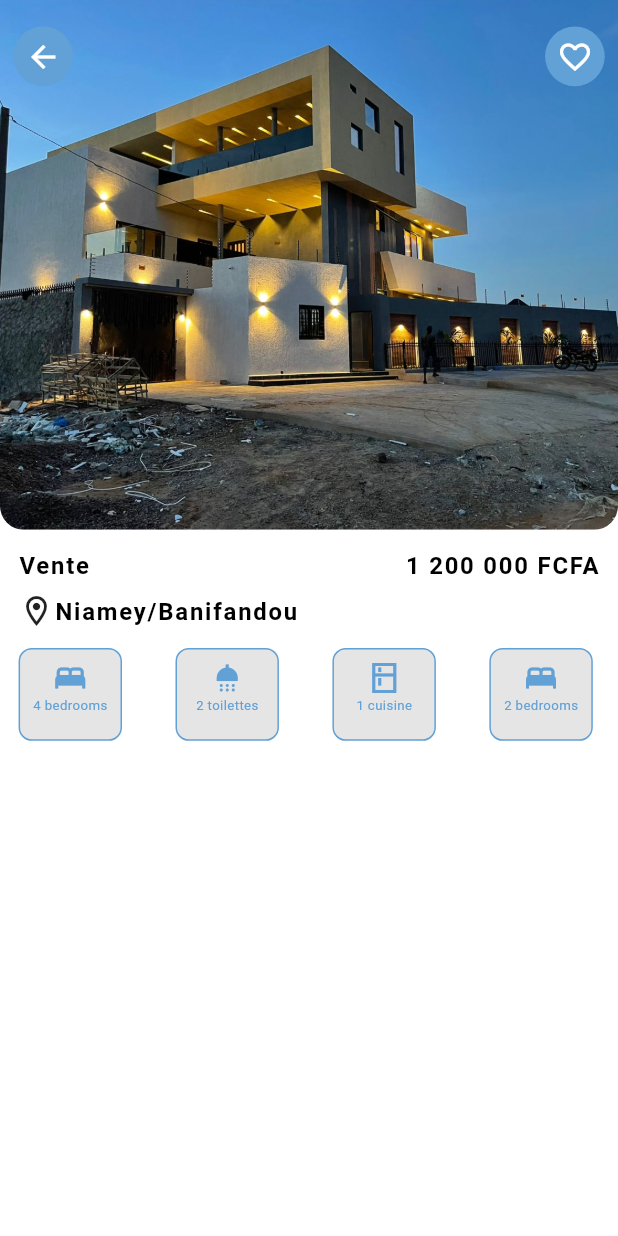
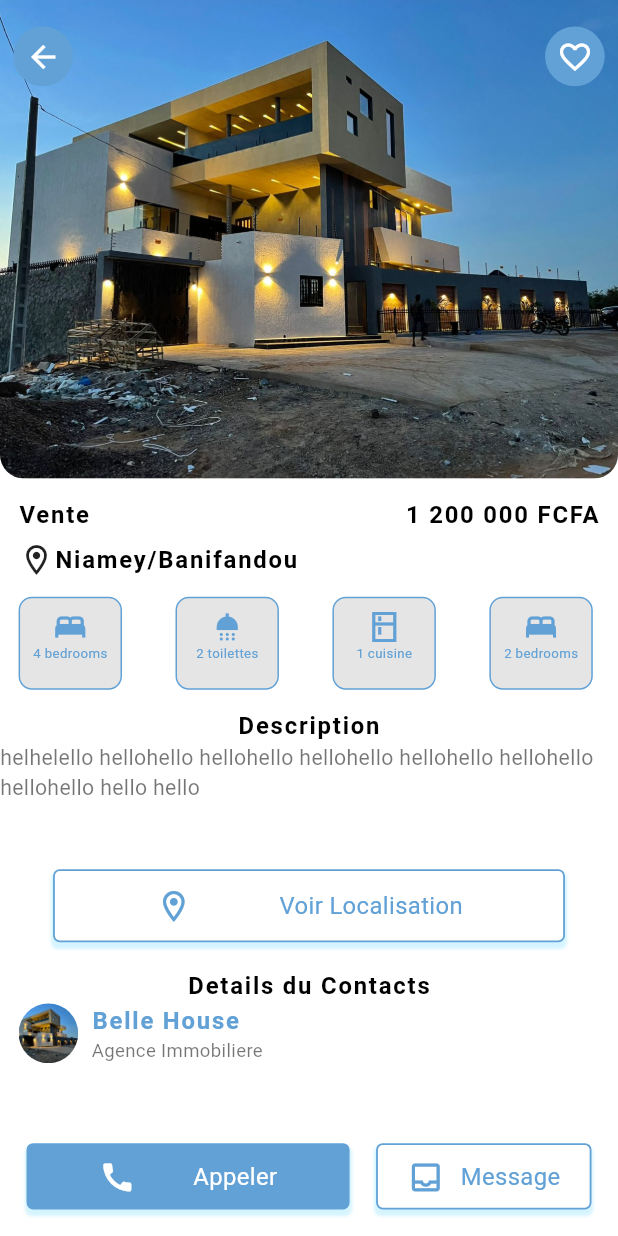
Before and after one commit to GanonthaBr/belle-house-mobile-app, a Flutter app: the screen it shows after launch, on a phone screen of 412 x 824 dp. Run offline on Flutter 3.47's test engine with Material 3 defaults, Android fonts, the phone set to English and light mode, and no system bars; our stand-ins replace geolocator, intl_phone_field; missing offline and left inert: country_codes.

Commit message:
Add house details screen components, including description, contact details, and call-to-action buttons

```diff
--- a/lib/screens/house_details.dart
+++ b/lib/screens/house_details.dart
@@ -1,8 +1,11 @@
 import 'package:flutter/material.dart';
 import 'package:mobile_app/utils/colors.dart';
 import 'package:mobile_app/utils/dimensions.dart';
+import 'package:mobile_app/widgets/descrption_text.dart';
+import 'package:mobile_app/widgets/details_call_to_action.dart';
 import 'package:mobile_app/widgets/details_container_image.dart';
 import 'package:mobile_app/widgets/property_details_icon.dart';
+import 'package:mobile_app/widgets/small_text.dart';
 import 'package:mobile_app/widgets/title_text.dart';
 
 class HouseDetailsScreen extends StatelessWidget {
@@ -103,6 +106,82 @@ class HouseDetailsScreen extends StatelessWidget {
                   ),
                   //text description
                   SizedBox(height: AppDimension.radius14),
+                  TitleText(
+                    text: "Description",
+                    color: AppColors.black,
+                    fontSize: AppDimension.fontSize18,
+                  ),
+                  Expanded(
+                    child: SingleChildScrollView(
+                      child: DescriptionText(
+                        text:
+                            "helhelello hellohello hellohello hellohello hellohello hellohello hellohello hello hello",
+                      ),
+                    ),
+                  ),
+                  //location
+                  Expanded(
+                    child: Container(
+                      alignment: Alignment.center,
+                      padding: EdgeInsets.only(
+                        left: AppDimension.distance20 * 2,
+                        right: AppDimension.distance20 * 2,
+                        bottom: AppDimension.distance20 / 2,
+                      ),
+                      child: const CTAContainer(
+                        text: 'Voir Localisation',
+                        icon: Icons.location_on_outlined,
+                        bgColor: AppColors.secondaryColor,
+                        iconColor: AppColors.primaryColor,
+                      ),
+                    ),
+                  ),
+                  //agent
+                  TitleText(
+                    text: 'Details du Contacts',
+                    fontSize: AppDimension.fontSize18,
+                    color: AppColors.black,
+                  ),
+                  Expanded(
+                    child: Padding(
+                      padding: EdgeInsets.symmetric(
+                        horizontal: AppDimension.radius14,
+                      ),
+                      child: Row(
+                        crossAxisAlignment: CrossAxisAlignment.start,
+                        children: [
+                          Container(
+                            height: AppDimension.distance45,
+                            width: AppDimension.distance45,
+                            decoration: BoxDecoration(
+                              borderRadius: BorderRadius.circular(
+                                AppDimension.distance45,
+                              ),
+                              image: const DecorationImage(
+                                image: AssetImage('images/BH39.jpg'),
+                                fit: BoxFit.cover,
+                              ),
+                            ),
+                          ),
+                          SizedBox(width: AppDimension.distance20 / 2),
+                          Column(
+                            crossAxisAlignment: CrossAxisAlignment.start,
+                            children: [
+                              TitleText(
+                                text: "Belle House",
+                                color: AppColors.primaryColor,
+                                fontSize: AppDimension.fontSize18,
+                              ),
+                              SmallText(
+                                text: 'Agence Immobiliere',
+                                size: AppDimension.radius14,
+                              ),
+                            ],
+                          ),
+                        ],
+                      ),
+                    ),
+                  ),
                 ],
               ),
             ),
@@ -110,6 +189,46 @@ class HouseDetailsScreen extends StatelessWidget {
           //details
         ],
       ),
+      bottomNavigationBar: Container(
+        height: AppDimension.distance45 * 2,
+        padding: EdgeInsets.only(
+          left: AppDimension.distance20,
+          right: AppDimension.distance20,
+          top: AppDimension.distance20,
+          bottom: AppDimension.distance20,
+        ),
+        decoration: BoxDecoration(
+          color: AppColors.secondaryColor,
+          borderRadius: BorderRadius.only(
+            topLeft: Radius.circular(AppDimension.distance20),
+            topRight: Radius.circular(AppDimension.distance20),
+          ),
+        ),
+        child: Row(
+          children: [
+            //call button
+            const Expanded(
+              flex: 3,
+              child: CTAContainer(
+                icon: Icons.call,
+                text: "Appeler",
+                bgColor: AppColors.primaryColor,
+                iconColor: AppColors.secondaryColor,
+              ),
+            ),
+            SizedBox(width: AppDimension.distance20),
+            const Expanded(
+              flex: 2,
+              child: CTAContainer(
+                icon: Icons.inbox_outlined,
+                text: 'Message',
+                bgColor: AppColors.secondaryColor,
+                iconColor: AppColors.primaryColor,
+              ),
+            ),
+          ],
+        ),
+      ),
     );
   }
 }
--- /dev/null
+++ b/lib/widgets/descrption_text.dart
@@ -0,0 +1,80 @@
+import 'package:flutter/material.dart';
+import 'package:mobile_app/utils/colors.dart';
+import 'package:mobile_app/utils/dimensions.dart';
+import 'package:mobile_app/widgets/small_text.dart';
+
+class DescriptionText extends StatefulWidget {
+  final String text;
+  const DescriptionText({super.key, required this.text});
+
+  @override
+  State<DescriptionText> createState() => _DescriptionTextState();
+}
+
+class _DescriptionTextState extends State<DescriptionText> {
+  late String firstHalfText;
+  late String secondHalfText;
+
+  bool hiddenText = true;
+  double textHeight = AppDimension.screenHeight / 5.63;
+
+  @override
+  void initState() {
+    super.initState();
+    if (widget.text.length > textHeight) {
+      firstHalfText = widget.text.substring(0, textHeight.toInt());
+      secondHalfText = widget.text.substring(
+        textHeight.toInt() + 1,
+        widget.text.length,
+      );
+    } else {
+      firstHalfText = widget.text;
+      secondHalfText = '';
+    }
+  }
+
+  @override
+  Widget build(BuildContext context) {
+    return Container(
+      child:
+          secondHalfText.isEmpty
+              ? SmallText(text: firstHalfText, size: AppDimension.radius8 * 2)
+              : Column(
+                children: [
+                  SmallText(
+                    size: AppDimension.radius8 * 2,
+                    text:
+                        hiddenText
+                            ? firstHalfText
+                            : firstHalfText + secondHalfText,
+                  ),
+                  InkWell(
+                    child: Row(
+                      mainAxisAlignment: MainAxisAlignment.start,
+                      children: [
+                        Text(
+                          hiddenText ? '...voir plus' : ' voir moins',
+                          style: const TextStyle(
+                            color: AppColors.primaryColor,
+                            fontWeight: FontWeight.bold,
+                          ),
+                        ),
+                        Icon(
+                          hiddenText
+                              ? Icons.arrow_drop_down
+                              : Icons.arrow_drop_up,
+                          color: AppColors.primaryColor,
+                        ),
+                      ],
+                    ),
+                    onTap: () {
+                      setState(() {
+                        hiddenText = !hiddenText;
+                      });
+                    },
+                  ),
+                ],
+              ),
+    );
+  }
+}
--- /dev/null
+++ b/lib/widgets/details_call_to_action.dart
@@ -0,0 +1,58 @@
+import 'package:flutter/material.dart';
+import 'package:mobile_app/utils/colors.dart';
+import 'package:mobile_app/utils/dimensions.dart';
+
+class CTAContainer extends StatelessWidget {
+  final String text;
+  final IconData icon;
+  final Color bgColor;
+  final Color iconColor;
+  final Color borderColor;
+  const CTAContainer({
+    super.key,
+    required this.text,
+    this.borderColor = AppColors.primaryColor,
+    required this.icon,
+    required this.bgColor,
+    required this.iconColor,
+  });
+
+  @override
+  Widget build(BuildContext context) {
+    return Container(
+      // width: Dimension.iconWidth80,
+      height: AppDimension.distance45 + AppDimension.distance20 / 2,
+      padding: EdgeInsets.symmetric(
+        horizontal: AppDimension.distance20 / 2,
+        vertical: AppDimension.distance20 / 2,
+      ),
+      decoration: BoxDecoration(
+        color: bgColor,
+        borderRadius: BorderRadius.circular(AppDimension.distance20 / 4),
+        border: Border.all(color: borderColor, width: 1.2),
+        boxShadow: const [
+          BoxShadow(
+            color: Color.fromARGB(46, 21, 196, 255),
+            spreadRadius: 1,
+            blurRadius: 1,
+            offset: Offset(0, 3), // changes position of shadow
+          ),
+        ],
+      ),
+      child: Row(
+        mainAxisAlignment: MainAxisAlignment.spaceEvenly,
+        crossAxisAlignment: CrossAxisAlignment.center,
+        children: [
+          Icon(icon, color: iconColor, size: AppDimension.radius14 * 2),
+          Text(
+            text,
+            style: TextStyle(
+              color: iconColor,
+              fontSize: AppDimension.fontSize18,
+            ),
+          ),
+        ],
+      ),
+    );
+  }
+}
--- /dev/null
+++ b/lib/widgets/small_text.dart
@@ -0,0 +1,17 @@
+import 'package:flutter/material.dart';
+
+class SmallText extends StatelessWidget {
+  final String text;
+  final double size;
+  const SmallText({super.key, required this.text, required this.size});
+
+  @override
+  Widget build(BuildContext context) {
+    return Container(
+      child: Text(
+        text,
+        style: TextStyle(color: Colors.black54, fontSize: size),
+      ),
+    );
+  }
+}
```
